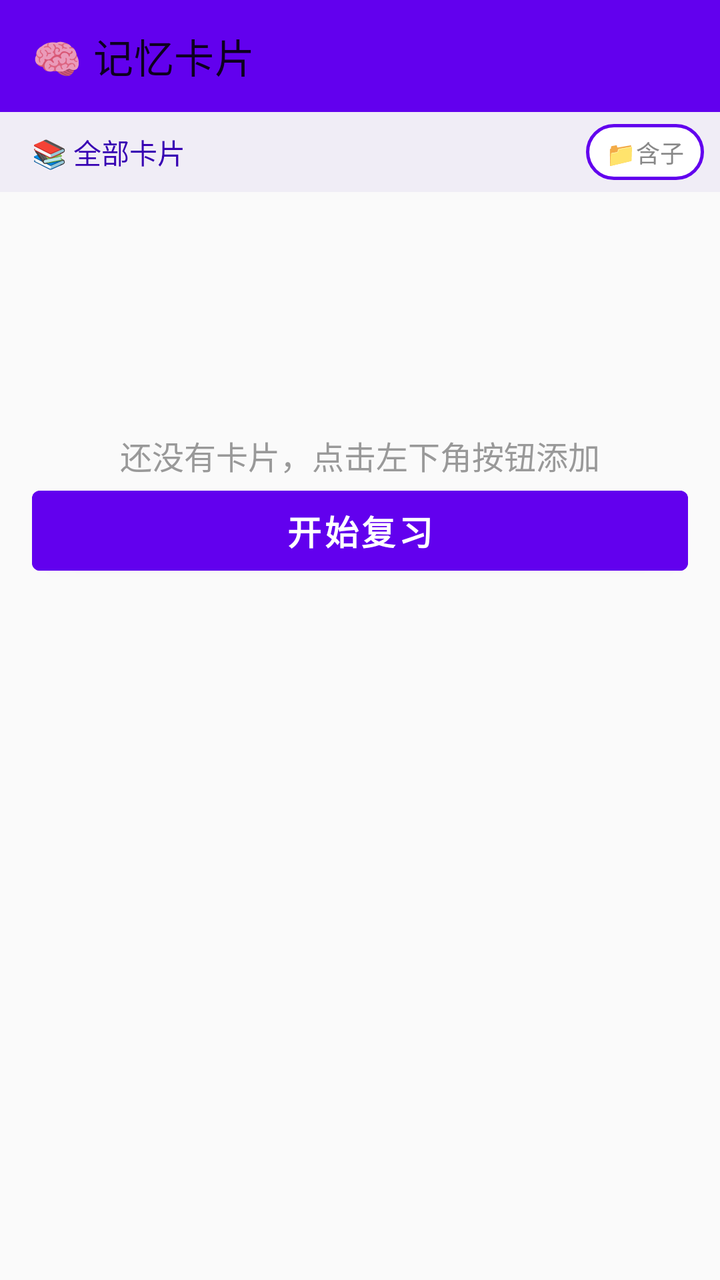
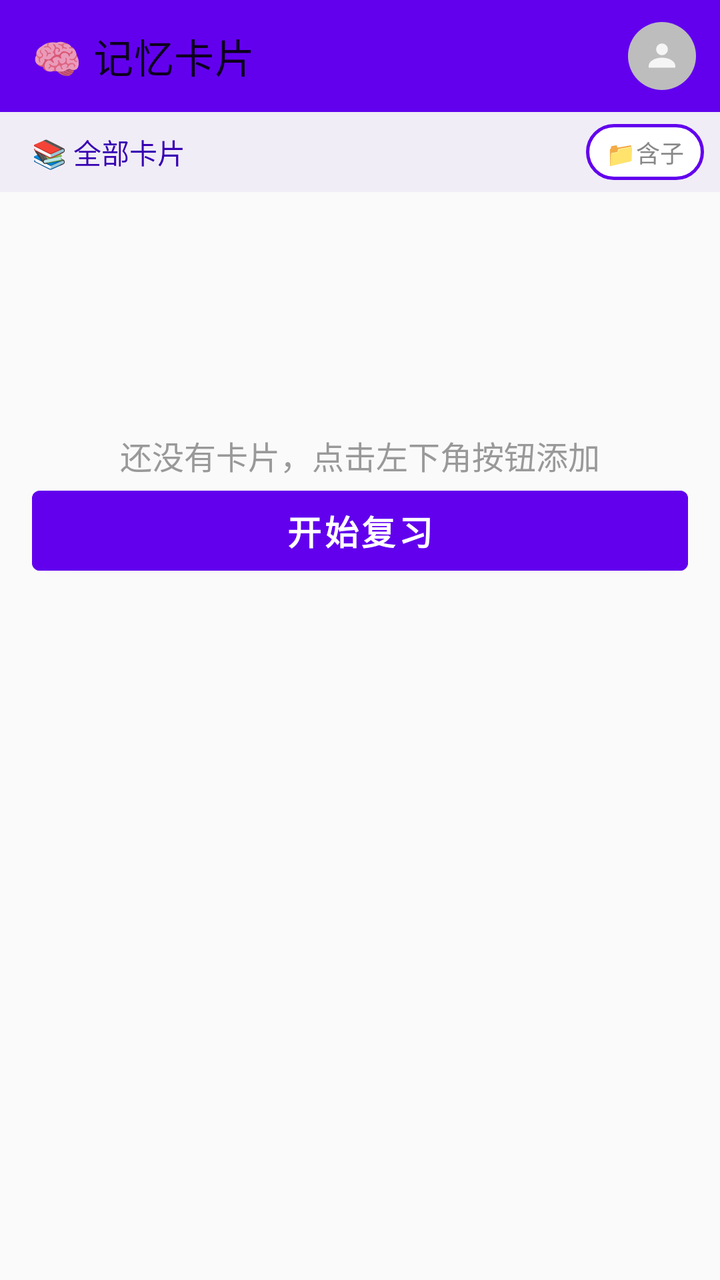

Before-and-after screenshots of an Android layout around one commit, followed by the original layout XML and the change that was made.
<!-- AndroidManifest.xml: application theme Theme.MemoryCards -->
<!-- res/layout/activity_main.xml -->
<?xml version="1.0" encoding="utf-8"?>
<androidx.drawerlayout.widget.DrawerLayout xmlns:android="http://schemas.android.com/apk/res/android"
    xmlns:app="http://schemas.android.com/apk/res-auto"
    android:id="@+id/drawerLayout"
    android:layout_width="match_parent"
    android:layout_height="match_parent">

    
    <LinearLayout
        android:layout_width="match_parent"
        android:layout_height="match_parent"
        android:orientation="vertical"
        android:background="#FAFAFA">

        <androidx.appcompat.widget.Toolbar
            android:id="@+id/toolbar"
            android:layout_width="match_parent"
            android:layout_height="?attr/actionBarSize"
            android:background="@color/purple_500"
            android:titleTextColor="@color/white"
            app:title="🧠 记忆卡片" />

        
        <LinearLayout
            android:layout_width="match_parent"
            android:layout_height="wrap_content"
            android:orientation="horizontal"
            android:gravity="center_vertical"
            android:paddingStart="16dp"
            android:paddingEnd="8dp"
            android:paddingVertical="6dp"
            android:background="#F0EDF6">

            <TextView
                android:id="@+id/tvCurrentPath"
                android:layout_width="0dp"
                android:layout_height="wrap_content"
                android:layout_weight="1"
                android:text="📚 全部卡片"
                android:textSize="14sp"
                android:textColor="@color/purple_700"
                android:maxLines="1"
                android:ellipsize="end" />

            <TextView
                android:id="@+id/btnToggleChildren"
                android:layout_width="wrap_content"
                android:layout_height="28dp"
                android:text="📁含子"
                android:textSize="12sp"
                android:gravity="center"
                android:paddingHorizontal="10dp"
                android:textColor="#888"
                android:background="@drawable/chip_unselected_bg"
                android:clickable="true"
                android:focusable="true" />

        </LinearLayout>

        
        <LinearLayout
            android:id="@+id/selectionBar"
            android:layout_width="match_parent"
            android:layout_height="48dp"
            android:orientation="horizontal"
            android:gravity="center_vertical"
            android:paddingHorizontal="12dp"
            android:background="#E8DEF8"
            android:visibility="gone">

            <Button
                android:id="@+id/btnCancelSelect"
                android:layout_width="wrap_content"
                android:layout_height="36dp"
                android:text="取消"
                android:textSize="13sp"
                android:minWidth="0dp"
                android:paddingHorizontal="12dp"
                android:backgroundTint="#888"
                android:textColor="@color/white" />

            <TextView
                android:id="@+id/tvSelectedCount"
                android:layout_width="0dp"
                android:layout_height="wrap_content"
                android:layout_weight="1"
                android:text="已选 0 张"
                android:textSize="14sp"
                android:textStyle="bold"
                android:textColor="@color/purple_700"
                android:gravity="center" />

            <Button
                android:id="@+id/btnSelectAll"
                android:layout_width="wrap_content"
                android:layout_height="36dp"
                android:text="全选"
                android:textSize="13sp"
                android:minWidth="0dp"
                android:paddingHorizontal="12dp"
                android:backgroundTint="@color/purple_500"
                android:textColor="@color/white" />

            <Button
                android:id="@+id/btnMoveSelected"
                android:layout_width="wrap_content"
                android:layout_height="36dp"
                android:text="移动"
                android:textSize="13sp"
                android:minWidth="0dp"
                android:paddingHorizontal="12dp"
                android:layout_marginStart="8dp"
                android:backgroundTint="@color/teal_700"
                android:textColor="@color/white" />

        </LinearLayout>

        <TextView
            android:id="@+id/tvEmpty"
            android:layout_width="wrap_content"
            android:layout_height="wrap_content"
            android:text="@string/no_cards"
            android:textSize="16sp"
            android:textColor="#999999"
            android:layout_gravity="center"
            android:layout_marginTop="120dp"
            android:visibility="visible" />

        <androidx.recyclerview.widget.RecyclerView
            android:id="@+id/recyclerView"
            android:layout_width="match_parent"
            android:layout_height="0dp"
            android:layout_weight="1"
            android:layout_marginHorizontal="12dp"
            android:layout_marginTop="4dp"
            android:visibility="gone" />

        <Button
            android:id="@+id/btnStartReview"
            android:layout_width="match_parent"
            android:layout_height="52dp"
            android:text="开始复习"
            android:textSize="17sp"
            android:textStyle="bold"
            android:layout_marginHorizontal="16dp"
            android:layout_marginBottom="8dp"
            android:backgroundTint="@color/purple_500"
            android:textColor="@color/white" />

    </LinearLayout>

    
    <LinearLayout
        android:layout_width="300dp"
        android:layout_height="match_parent"
        android:layout_gravity="start"
        android:orientation="vertical"
        android:background="#FFFFFF"
        android:elevation="8dp">

        <LinearLayout
            android:layout_width="match_parent"
            android:layout_height="56dp"
            android:orientation="horizontal"
            android:gravity="center_vertical"
            android:paddingHorizontal="16dp"
            android:background="@color/purple_500">

            <TextView
                android:layout_width="0dp"
                android:layout_height="wrap_content"
                android:layout_weight="1"
                android:text="📂 知识体系"
                android:textSize="17sp"
                android:textStyle="bold"
                android:textColor="@color/white" />

            <TextView
                android:id="@+id/btnAddRootCategory"
                android:layout_width="36dp"
                android:layout_height="36dp"
                android:text="+"
                android:textSize="22sp"
                android:textColor="@color/white"
                android:gravity="center"
                android:clickable="true"
                android:focusable="true"
                android:background="?attr/selectableItemBackgroundBorderless" />

        </LinearLayout>

        <ScrollView
            android:layout_width="match_parent"
            android:layout_height="0dp"
            android:layout_weight="1">

            <LinearLayout
                android:id="@+id/treeContainer"
                android:layout_width="match_parent"
                android:layout_height="wrap_content"
                android:orientation="vertical"
                android:paddingVertical="8dp" />

        </ScrollView>

    </LinearLayout>

    <com.google.android.material.floatingactionbutton.FloatingActionButton
        android:id="@+id/fabAddCard"
        android:layout_width="wrap_content"
        android:layout_height="wrap_content"
        android:layout_gravity="bottom|end"
        android:layout_margin="20dp"
        android:src="@drawable/ic_add"
        android:contentDescription="添加卡片"
        app:backgroundTint="@color/purple_500"
        app:tint="@color/white" />

</androidx.drawerlayout.widget.DrawerLayout>
<!-- resources referenced by this layout -->
<resources>
  <color name="purple_500">#FF6200EE</color>
  <color name="purple_700">#FF3700B3</color>
  <color name="teal_700">#FF018786</color>
  <color name="white">#FFFFFFFF</color>
  <!-- drawable chip_unselected_bg (drawable) -->
  <?xml version="1.0" encoding="utf-8"?>
  <shape xmlns:android="http://schemas.android.com/apk/res/android">
      <solid android:color="@color/white" />
      <stroke android:width="1.5dp" android:color="@color/purple_500" />
      <corners android:radius="20dp" />
  </shape>
  <!-- drawable ic_add (drawable) -->
  <vector xmlns:android="http://schemas.android.com/apk/res/android"
      android:width="24dp"
      android:height="24dp"
      android:viewportWidth="24"
      android:viewportHeight="24">
      <path
          android:fillColor="#FFFFFF"
          android:pathData="M19,13h-6v6h-2v-6H5v-2h6V5h2v6h6v2z" />
  </vector>
  <string name="no_cards">还没有卡片，点击左下角按钮添加</string>
  <style name="Theme.MemoryCards" parent="Theme.MaterialComponents.DayNight.NoActionBar">
          <item name="colorPrimary">@color/purple_500</item>
          <item name="colorPrimaryVariant">@color/purple_700</item>
          <item name="colorOnPrimary">@color/white</item>
          <item name="colorSecondary">@color/teal_200</item>
          <item name="colorSecondaryVariant">@color/teal_700</item>
      </style>
  <color name="teal_200">#FF03DAC5</color>
</resources>

<!-- the commit's change to res/layout/activity_main.xml (unified diff, before → after) -->
@@ -18,7 +18,22 @@
             android:layout_height="?attr/actionBarSize"
             android:background="@color/purple_500"
             android:titleTextColor="@color/white"
-            app:title="🧠 记忆卡片" />
+            app:title="🧠 记忆卡片">
+
+            <ImageView
+                android:id="@+id/ivAvatar"
+                android:layout_width="34dp"
+                android:layout_height="34dp"
+                android:layout_gravity="end|center_vertical"
+                android:layout_marginEnd="12dp"
+                android:background="@drawable/avatar_gray_bg"
+                android:clickable="true"
+                android:contentDescription="用户头像"
+                android:focusable="true"
+                android:padding="7dp"
+                android:src="@drawable/ic_person" />
+
+        </androidx.appcompat.widget.Toolbar>
 
         
         <LinearLayout
@@ -203,6 +218,27 @@
 
         </ScrollView>
 
+        <LinearLayout
+            android:layout_width="match_parent"
+            android:layout_height="wrap_content"
+            android:gravity="end|center_vertical"
+            android:padding="12dp">
+
+            <TextView
+                android:id="@+id/btnBatchImport"
+                android:layout_width="wrap_content"
+                android:layout_height="32dp"
+                android:background="@drawable/chip_unselected_bg"
+                android:clickable="true"
+                android:focusable="true"
+                android:gravity="center"
+                android:paddingHorizontal="12dp"
+                android:text="📥 批量导入"
+                android:textColor="@color/purple_700"
+                android:textSize="13sp" />
+
+        </LinearLayout>
+
     </LinearLayout>
 
     <com.google.android.material.floatingactionbutton.FloatingActionButton
<!-- resource entries referenced after the edit -->
@@ -4,6 +4,12 @@
   <color name="purple_700">#FF3700B3</color>
   <color name="teal_700">#FF018786</color>
   <color name="white">#FFFFFFFF</color>
+  <!-- drawable avatar_gray_bg (drawable) -->
+  <?xml version="1.0" encoding="utf-8"?>
+  <shape xmlns:android="http://schemas.android.com/apk/res/android"
+      android:shape="oval">
+      <solid android:color="#BDBDBD" />
+  </shape>
   <!-- drawable chip_unselected_bg (drawable) -->
   <?xml version="1.0" encoding="utf-8"?>
   <shape xmlns:android="http://schemas.android.com/apk/res/android">
@@ -21,6 +27,19 @@
           android:fillColor="#FFFFFF"
           android:pathData="M19,13h-6v6h-2v-6H5v-2h6V5h2v6h6v2z" />
   </vector>
+  <!-- drawable ic_person (drawable) -->
+  <vector xmlns:android="http://schemas.android.com/apk/res/android"
+      android:width="24dp"
+      android:height="24dp"
+      android:viewportWidth="24"
+      android:viewportHeight="24">
+      <path
+          android:fillColor="#F5F5F5"
+          android:pathData="M12,4.5c1.93,0 3.5,1.57 3.5,3.5s-1.57,3.5 -3.5,3.5 -3.5,-1.57 -3.5,-3.5 1.57,-3.5 3.5,-3.5z" />
+      <path
+          android:fillColor="#F5F5F5"
+          android:pathData="M12,13c-4.42,0 -8,2.24 -8,5v1h16v-1c0,-2.76 -3.58,-5 -8,-5z" />
+  </vector>
   <string name="no_cards">还没有卡片，点击左下角按钮添加</string>
   <style name="Theme.MemoryCards" parent="Theme.MaterialComponents.DayNight.NoActionBar">
           <item name="colorPrimary">@color/purple_500</item>
